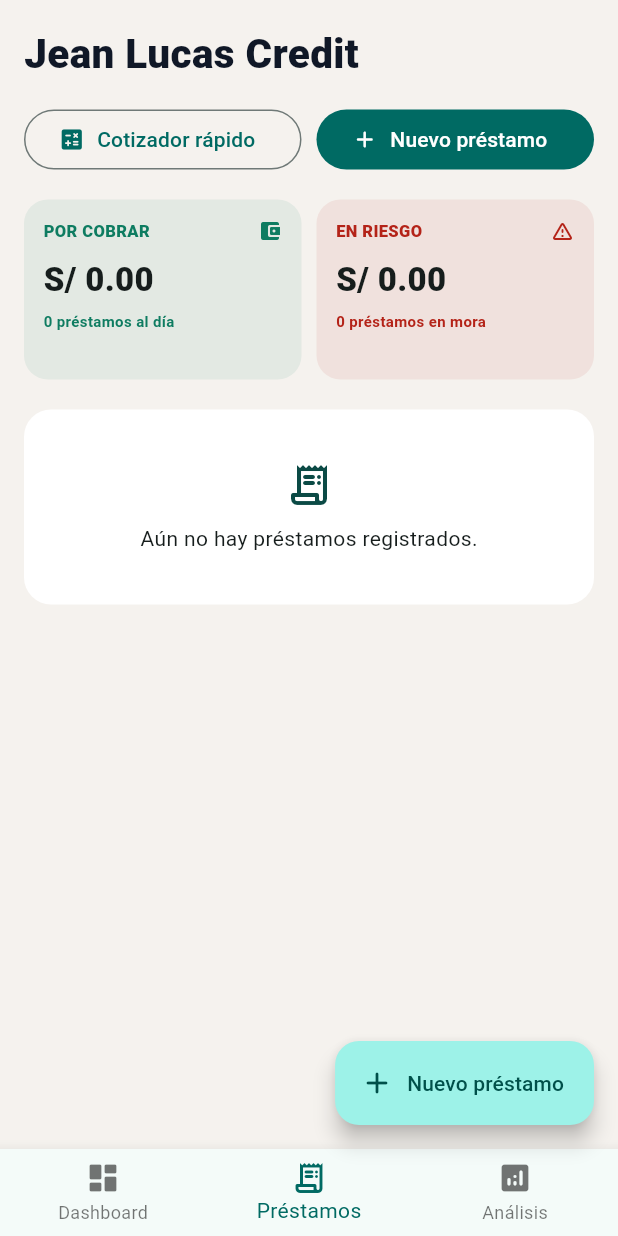
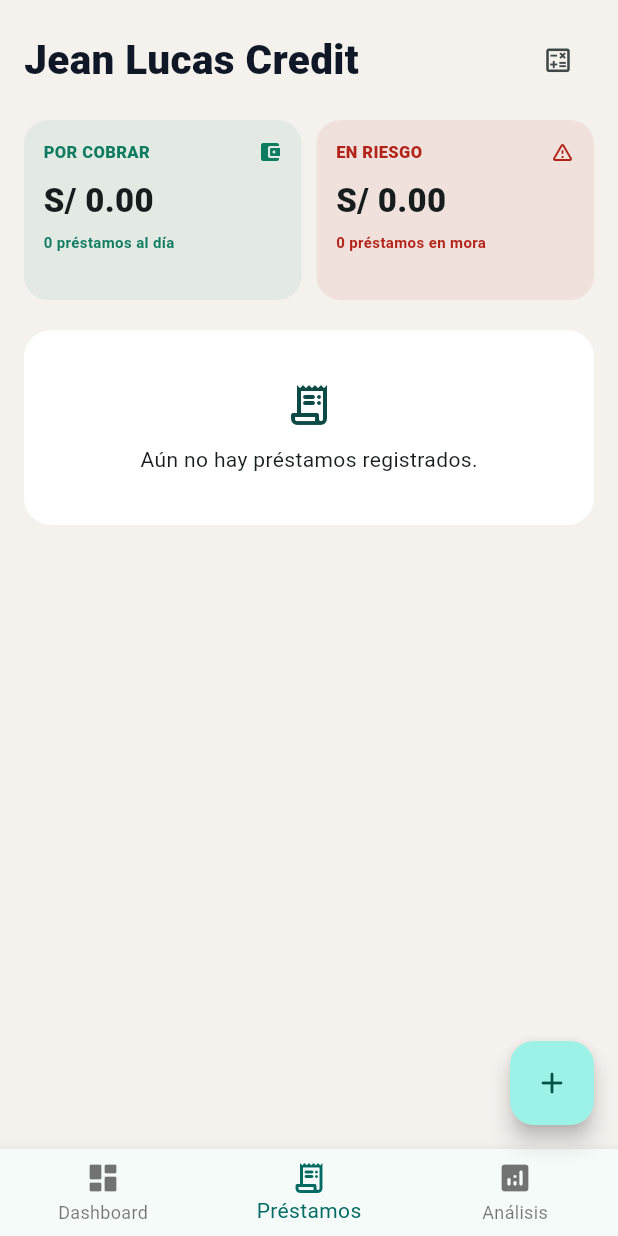
Before and after one commit to arianjoseliani99/JEAN-LUCA-CREDIT, a Flutter app: the screen it shows after launch, item 2 of the bottom bar chosen, on a phone screen of 412 x 824 dp. Run offline on Flutter 3.47's test engine with Material 3 defaults, Android fonts, the phone set to English and light mode, and no system bars; our stand-ins replace firebase_core, shared_preferences; accounts and stored records are empty.

Commit message:
Simplify dashboard and loans actions

```diff
--- a/lib/main.dart
+++ b/lib/main.dart
@@ -1153,13 +1153,11 @@ class _HomePageState extends State<HomePage> {
     final screens = [
       DashboardScreen(
         loans: _loans,
-        onAddLoan: _showAddLoanSheet,
         onQuickQuote: _showQuickQuoteSheet,
         pendingQuotes: _quoteDrafts.length,
       ),
       LoansScreen(
         loans: _loans,
-        onAddLoan: _showAddLoanSheet,
         onQuickQuote: _showQuickQuoteSheet,
         onEdit: _showEditLoanSheet,
         onLoanTap: _openLoanSchedule,
@@ -1178,10 +1176,10 @@ class _HomePageState extends State<HomePage> {
         index: _selectedIndex,
         children: screens,
       ),
-      floatingActionButton: FloatingActionButton.extended(
+      floatingActionButton: FloatingActionButton(
         onPressed: _showAddLoanSheet,
-        icon: const Icon(Icons.add_rounded),
-        label: const Text('Nuevo préstamo'),
+        tooltip: 'Nuevo préstamo',
+        child: const Icon(Icons.add_rounded),
       ),
       bottomNavigationBar: BottomNavigationBar(
         currentIndex: _selectedIndex,
@@ -1200,13 +1198,11 @@ class DashboardScreen extends StatelessWidget {
   const DashboardScreen({
     super.key,
     required this.loans,
-    required this.onAddLoan,
     required this.onQuickQuote,
     required this.pendingQuotes,
   });
 
   final List<LoanRecord> loans;
-  final VoidCallback onAddLoan;
   final VoidCallback onQuickQuote;
   final int pendingQuotes;
 
@@ -1241,29 +1237,14 @@ class DashboardScreen extends StatelessWidget {
                     ],
                   ),
                 ),
+                IconButton(
+                  onPressed: onQuickQuote,
+                  tooltip: 'Cotizador rápido',
+                  icon: const Icon(Icons.calculate_outlined, size: 21),
+                ),
                 CircleAvatar(
                   backgroundColor: const Color(0xFF0B4A45),
                   child: Text('${loans.length}', style: const TextStyle(color: Colors.white, fontWeight: FontWeight.w800)),
-                ),
-              ],
-            ),
-            const SizedBox(height: 16),
-            Row(
-              children: [
-                Expanded(
-                  child: OutlinedButton.icon(
-                    onPressed: onQuickQuote,
-                    icon: const Icon(Icons.calculate_rounded),
-                    label: const Text('Cotizador rápido'),
-                  ),
-                ),
-                const SizedBox(width: 10),
-                Expanded(
-                  child: FilledButton.icon(
-                    onPressed: onAddLoan,
-                    icon: const Icon(Icons.add_rounded),
-                    label: const Text('Nuevo préstamo'),
-                  ),
                 ),
               ],
             ),
@@ -1413,14 +1394,12 @@ class LoansScreen extends StatelessWidget {
   const LoansScreen({
     super.key,
     required this.loans,
-    required this.onAddLoan,
     required this.onQuickQuote,
     required this.onEdit,
     required this.onLoanTap,
   });
 
   final List<LoanRecord> loans;
-  final VoidCallback onAddLoan;
   final VoidCallback onQuickQuote;
   final void Function(LoanRecord loan) onEdit;
   final void Function(LoanRecord loan) onLoanTap;
@@ -1439,7 +1418,10 @@ class LoansScreen extends StatelessWidget {
         child: Column(
           crossAxisAlignment: CrossAxisAlignment.start,
           children: [
-            const Text(
+            Row(
+              children: [
+                const Expanded(
+                  child: Text(
                     'Jean Lucas Credit',
                     style: TextStyle(
                       fontSize: 27,
@@ -1447,23 +1429,11 @@ class LoansScreen extends StatelessWidget {
                       color: Color(0xFF101827),
                     ),
                   ),
-            const SizedBox(height: 14),
-            Row(
-              children: [
-                Expanded(
-                  child: OutlinedButton.icon(
+                ),
+                IconButton(
                   onPressed: onQuickQuote,
-                    icon: const Icon(Icons.calculate_rounded),
-                    label: const Text('Cotizador rápido'),
-                  ),
-                ),
-                const SizedBox(width: 10),
-                Expanded(
-                  child: FilledButton.icon(
-                    onPressed: onAddLoan,
-                    icon: const Icon(Icons.add_rounded),
-                    label: const Text('Nuevo préstamo'),
-                  ),
+                  tooltip: 'Cotizador rápido',
+                  icon: const Icon(Icons.calculate_outlined, size: 21),
                 ),
               ],
             ),
```
Also changed, not shown: 1 other file. Lines whose indentation alone changed are shown as unchanged.
